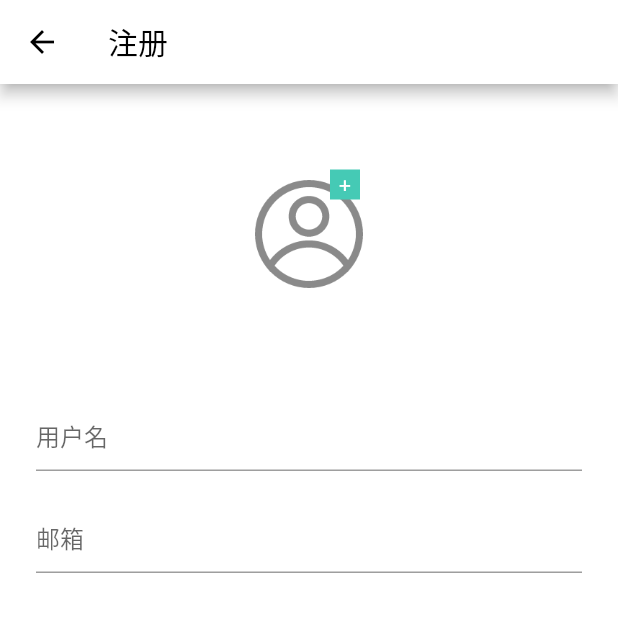
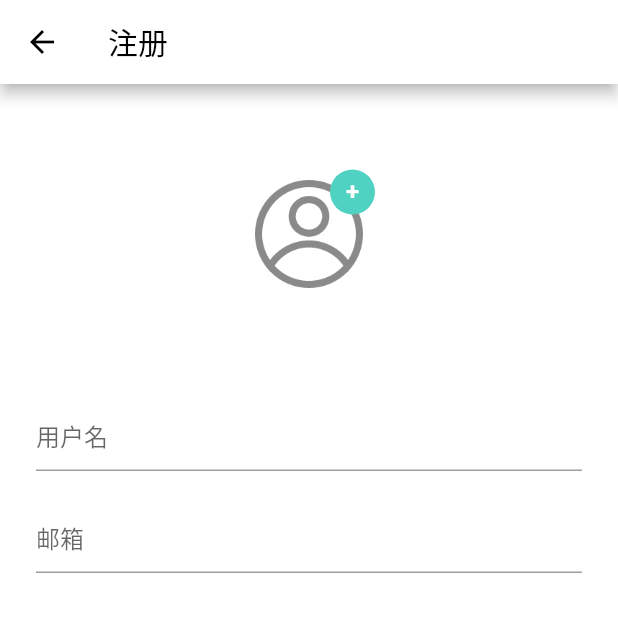
Before and after one commit to JsouLiang/ToDoList, a Flutter app: the RegisterPage screen opened directly, on a phone screen of 412 x 824 dp, the top half of it. Run offline on Flutter 3.47's test engine with Material 2 defaults, Android fonts, the phone set to English and light mode, and no system bars; our stand-ins replace image_picker.

Commit message:
Add Avatar

```diff
--- a/lib/app/pages/register_page.dart
+++ b/lib/app/pages/register_page.dart
@@ -106,16 +106,24 @@ class RegisterState extends State<RegisterPage> {
                 children: <Widget>[
                   avatar,
                   Positioned(
-                    right: 30,
+                    right: 20,
                     top: 5,
-                    child: Container(
-                      width: 20,
-                      height: 20,
-                      color: Color.fromRGBO(69, 202, 181, 1),
-                      alignment: Alignment.center,
-                      child: Text(
-                        '+',
-                        style: TextStyle(color: Colors.white),
+                    child: GestureDetector(
+                      onTap: () => _getImage(),
+                      child: Container(
+                        decoration: BoxDecoration(
+                            borderRadius: BorderRadius.all(Radius.circular(15)),
+                            color: Color.fromARGB(255, 80, 210, 194)),
+                        width: 30,
+                        height: 30,
+                        alignment: Alignment.center,
+                        child: Text(
+                          '+',
+                          style: TextStyle(
+                              color: Colors.white,
+                              fontSize: 16,
+                              fontWeight: FontWeight.bold),
+                        ),
                       ),
                     ),
                   )
```
